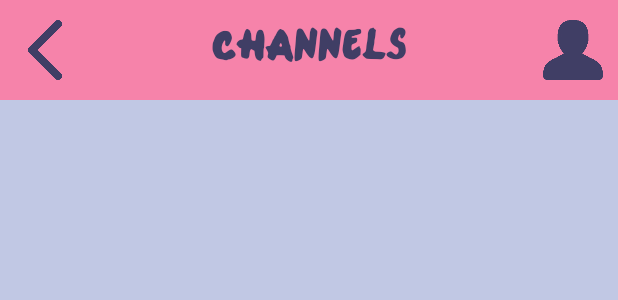
After one commit to realicejoanne/monica-dev, an Android app: the layout activity_channels.xml on its own in the app's theme, with its tools: preview values and no code run, on a phone screen of 412 x 824 dp. The commit adds this screen. Shown: the top 300 px of the screen. Run offline under Robolectric (Android 15) with nearby library versions, the phone set to English and light mode, and no system bars.

Commit message:
Add all 6 activity in selected_committee activity

```diff
--- /dev/null
+++ b/Monica/app/src/main/res/layout/activity_channels.xml
@@ -0,0 +1,46 @@
+<?xml version="1.0" encoding="utf-8"?>
+<RelativeLayout
+    xmlns:android="http://schemas.android.com/apk/res/android"
+    xmlns:app="http://schemas.android.com/apk/res-auto"
+    xmlns:tools="http://schemas.android.com/tools"
+    android:layout_width="match_parent"
+    android:layout_height="match_parent"
+    android:background="@color/gray"
+    tools:context=".Channels">
+
+    <LinearLayout
+        android:layout_width="match_parent"
+        android:layout_height="100px"
+        android:orientation="horizontal"
+        android:paddingLeft="10dp"
+        android:paddingRight="10dp"
+        android:background="@color/pink"
+        android:weightSum="5">
+
+        <ImageButton
+            android:layout_width="100px"
+            android:layout_height="match_parent"
+            android:src="@drawable/back"
+            android:background="@color/clear"
+            android:scaleType="centerInside"
+            android:layout_weight="1"/>
+        <TextView
+            android:id="@+id/committee"
+            android:layout_width="match_parent"
+            android:layout_height="match_parent"
+            android:textColor="@color/purple"
+            android:fontFamily="@font/onedirection"
+            android:paddingBottom="5dp"
+            android:textSize="35sp"
+            android:text="Channels"
+            android:gravity="center"
+            android:layout_weight="3"/>
+        <ImageButton
+            android:layout_width="100px"
+            android:layout_height="match_parent"
+            android:src="@drawable/profile"
+            android:background="@color/clear"
+            android:scaleType="centerInside"
+            android:layout_weight="1"/>
+    </LinearLayout>
+</RelativeLayout>
--- a/Monica/app/src/main/res/values/colors.xml
+++ b/Monica/app/src/main/res/values/colors.xml
@@ -10,4 +10,6 @@
     <color name="blue">#70b8ea</color>
     <color name="gray">#c1c8e4</color>
     <color name="white">#ffffff</color>
+
+    <color name="clear">@null</color>
 </resources>
```
Also changed, not shown: Monica/app/src/main/AndroidManifest.xml (+9 -2 lines), Monica/app/src/main/java/unpad/rockbottom/monica/Channels.java (added, +13 -0 lines), Monica/app/src/main/java/unpad/rockbottom/monica/ChatRoom.java (added, +13 -0 lines), Monica/app/src/main/java/unpad/rockbottom/monica/Files_Activity.java (added, +13 -0 lines), Monica/app/src/main/java/unpad/rockbottom/monica/ItemList_Activity.java (added, +13 -0 lines), Monica/app/src/main/java/unpad/rockbottom/monica/LiveCall.java (added, +13 -0 lines), Monica/app/src/main/java/unpad/rockbottom/monica/SelectedCommitee.java (+72 -0 lines), Monica/app/src/main/java/unpad/rockbottom/monica/ToDoList_Activity.java (added, +13 -0 lines), Monica/app/src/main/res/layout/activity_chat_room.xml (added, +46 -0 lines), Monica/app/src/main/res/layout/activity_files_.xml (added, +46 -0 lines), Monica/app/src/main/res/layout/activity_item_list_.xml (added, +46 -0 lines), Monica/app/src/main/res/layout/activity_live_call.xml (added, +46 -0 lines), Monica/app/src/main/res/layout/activity_selected_commitee.xml (+13 -7 lines), Monica/app/src/main/res/layout/activity_to_do_list_.xml (added, +48 -0 lines).
